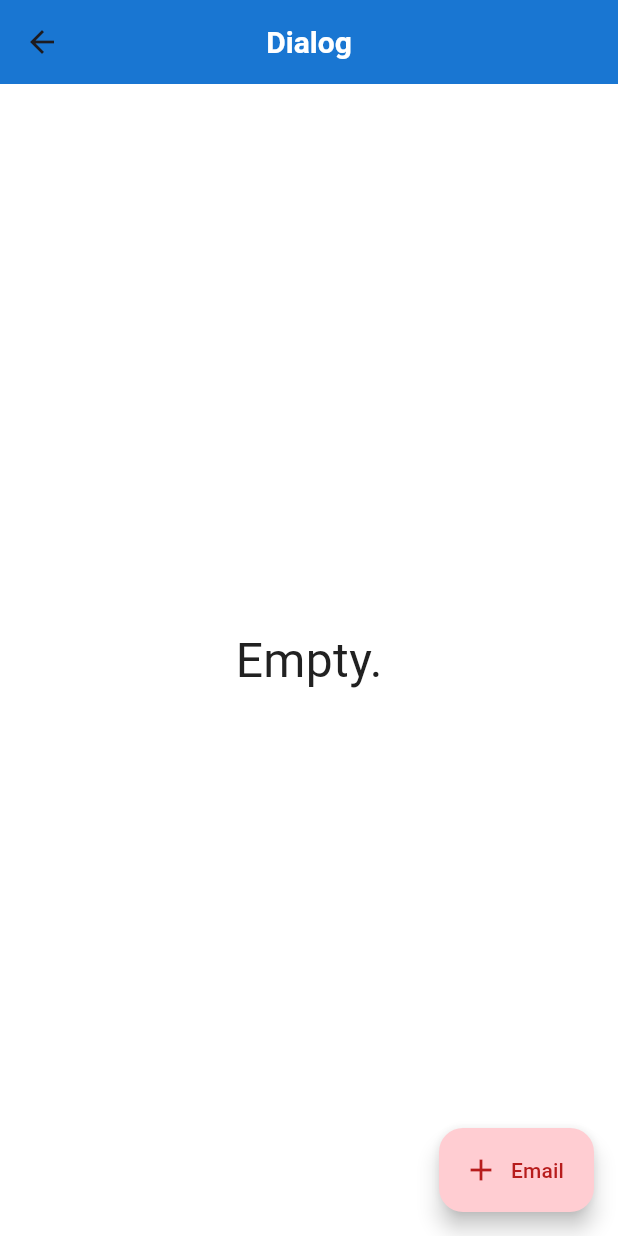
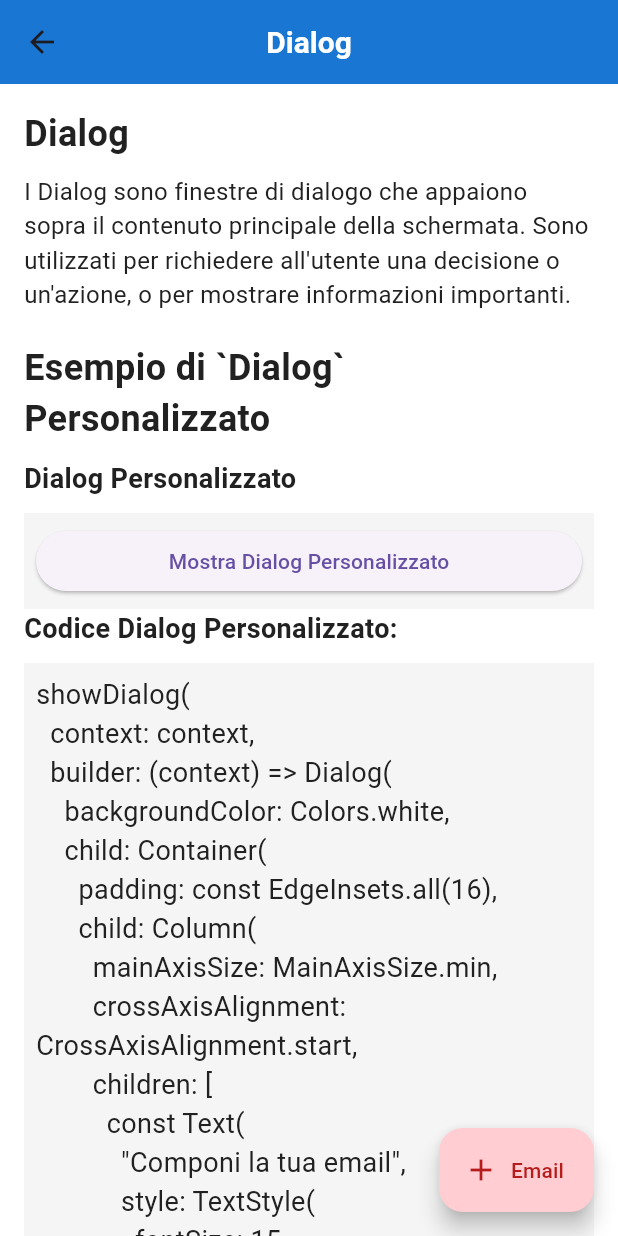
Before and after one commit to TheDollMaster98/flutter_tutorial, a Flutter app: the FlutterStartTutorial17 screen opened by its route, on a phone screen of 412 x 824 dp. Run offline on Flutter 3.47's test engine with Material 3 defaults, Android fonts, the light colour scheme and no system bars; missing offline and left inert: intro_flutter_0.

Commit message:
Aggiunto floating button tutorial 3 Aggiunto dialog completo rivisionato

```diff
--- a/lib/flutter_start/flutter_start_tutorial_17_dialog/flutter_start_tutorial_17.dart
+++ b/lib/flutter_start/flutter_start_tutorial_17_dialog/flutter_start_tutorial_17.dart
@@ -1,26 +1,19 @@
 import 'package:flutter/material.dart';
-// import 'package:flutter_tutorial/widgets/tutorial_widgets.dart';
+import 'package:flutter_tutorial/widgets/tutorial_widgets.dart';
 
 class FlutterStartTutorial17 extends StatelessWidget {
   const FlutterStartTutorial17({super.key});
 
+  // Mostra un dialogo personalizzato per l'invio di email
   void showEmailDialog(BuildContext context) {
-    // context: è dentro il metodo build, non avendolo lo passo nella funzione.
-    // builder: funzione che prende un build context
     showDialog(
       context: context,
-      // Il container non prende tutto, ma è come se fosse racchiuso in una safeArea
-      // mostrando la parte sopra e sotto
       builder: (context) => Dialog(
-        //se uso bgColor del dialog, i bordi si smussano:
         backgroundColor: Colors.white,
         child: Container(
           padding: const EdgeInsets.all(16),
           child: Column(
-            // metto axisSize per fargli prendere solo lo spazio che gli serve
-            // altezza asse y:
             mainAxisSize: MainAxisSize.min,
-            //allineo a sx:
             crossAxisAlignment: CrossAxisAlignment.start,
             children: [
               const Text(
@@ -31,8 +24,6 @@ class FlutterStartTutorial17 extends StatelessWidget {
                 ),
               ),
               const Divider(),
-              // gli sto dicendo min e max di righe su quale l'utente può scrivere
-              // che siano pari a 5, in caso scrolla giù
               const TextField(
                 minLines: 3,
                 maxLines: 5,
@@ -47,14 +38,11 @@ class FlutterStartTutorial17 extends StatelessWidget {
                 width: double.infinity,
                 child: ElevatedButton(
                   style: ButtonStyle(
-                      // Posso specificare per ogni tipologia di stato il colore corrispettivo
-                      // es. hover, focus, normale, ecc.
-                      backgroundColor:
-                          MaterialStatePropertyAll(Colors.red.shade100),
-                      // idem come su, ma per il testo:
-                      foregroundColor:
-                          MaterialStatePropertyAll(Colors.red.shade900)),
-                  // chiudo la modale:
+                    backgroundColor:
+                        MaterialStatePropertyAll(Colors.red.shade100),
+                    foregroundColor:
+                        MaterialStatePropertyAll(Colors.red.shade900),
+                  ),
                   onPressed: () => Navigator.pop(context),
                   child: const Text("Spedisci Email"),
                 ),
@@ -66,12 +54,45 @@ class FlutterStartTutorial17 extends StatelessWidget {
     );
   }
 
+  // Mostra un SimpleDialog con opzioni
+  void showSimple(BuildContext context) {
+    showDialog(
+      context: context,
+      builder: (context) => SimpleDialog(
+        title: const Text("Scegli la tipologia di email da mandare"),
+        children: [
+          SimpleDialogOption(
+            onPressed: () => Navigator.pop(context),
+            child: const Text("Singolo destinatario"),
+          ),
+          SimpleDialogOption(
+            onPressed: () => Navigator.pop(context),
+            child: const Text("Multipli destinatari"),
+          ),
+        ],
+      ),
+    );
+  }
+
+  // Mostra un AlertDialog per errori di invio email
   void showEmailError(BuildContext context) {
     showDialog(
-        context: context,
-        builder: (context) => const AlertDialog(
-              title: Text("Il servizio non è attualmente disponibile!"),
-            ));
+      context: context,
+      builder: (context) => AlertDialog(
+        title: const Text("Gmail è down"),
+        content: const Text("Il servizio non è attualmente disponibile!"),
+        actions: [
+          TextButton(
+            onPressed: () => Navigator.pop(context),
+            child: const Text("Cancella"),
+          ),
+          TextButton(
+            onPressed: () => Navigator.pop(context),
+            child: const Text("OK"),
+          ),
+        ],
+      ),
+    );
   }
 
   @override
@@ -87,15 +108,148 @@ class FlutterStartTutorial17 extends StatelessWidget {
         splashColor: Colors.red.shade200,
         icon: const Icon(Icons.add),
         label: const Text("Email"),
-        // onPressed: () => showEmailDialog(context),
-        onPressed: () => showEmailError(context),
+        onPressed: () => showSimple(context),
       ),
-      body: Center(child: body()),
+      body: Center(child: buildBody(context)),
+    );
+  }
+
+  Widget buildBody(BuildContext context) {
+    return SingleChildScrollView(
+      padding: const EdgeInsets.all(16),
+      child: Column(
+        crossAxisAlignment: CrossAxisAlignment.stretch,
+        children: <Widget>[
+          sectionTitle("Dialog"),
+          const SizedBox(height: 10),
+          explanationText(
+            "I Dialog sono finestre di dialogo che appaiono sopra il contenuto principale della schermata. "
+            "Sono utilizzati per richiedere all'utente una decisione o un'azione, o per mostrare informazioni importanti.",
+          ),
+          const SizedBox(height: 20),
+          sectionTitle("Esempio di `Dialog` Personalizzato"),
+          const SizedBox(height: 10),
+          propertyExample(
+            "Dialog Personalizzato",
+            ElevatedButton(
+              onPressed: () => showEmailDialog(context),
+              child: const Text("Mostra Dialog Personalizzato"),
+            ),
+          ),
+          propertyExample(
+            "Codice Dialog Personalizzato:",
+            const Text('''
+showDialog(
+  context: context,
+  builder: (context) => Dialog(
+    backgroundColor: Colors.white,
+    child: Container(
+      padding: const EdgeInsets.all(16),
+      child: Column(
+        mainAxisSize: MainAxisSize.min,
+        crossAxisAlignment: CrossAxisAlignment.start,
+        children: [
+          const Text(
+            "Componi la tua email",
+            style: TextStyle(
+              fontSize: 15,
+              fontWeight: FontWeight.bold,
+            ),
+          ),
+          const Divider(),
+          const TextField(
+            minLines: 3,
+            maxLines: 5,
+            decoration: InputDecoration(
+              hintText: "Il tuo messaggio",
+              hintStyle: TextStyle(color: Colors.grey),
+              border: InputBorder.none,
+            ),
+          ),
+          const Divider(),
+          SizedBox(
+            width: double.infinity,
+            child: ElevatedButton(
+              style: ButtonStyle(
+                backgroundColor: MaterialStatePropertyAll(Colors.red.shade100),
+                foregroundColor: MaterialStatePropertyAll(Colors.red.shade900),
+              ),
+              onPressed: () => Navigator.pop(context),
+              child: const Text("Spedisci Email"),
+            ),
+          )
+        ],
+      ),
+    ),
+  ),
+);
+'''),
+          ),
+          const SizedBox(height: 20),
+          sectionTitle("Esempio di `SimpleDialog`"),
+          const SizedBox(height: 10),
+          propertyExample(
+            "SimpleDialog",
+            ElevatedButton(
+              onPressed: () => showSimple(context),
+              child: const Text("Mostra SimpleDialog"),
+            ),
+          ),
+          propertyExample(
+            "Codice SimpleDialog:",
+            const Text('''
+showDialog(
+  context: context,
+  builder: (context) => SimpleDialog(
+    title: const Text("Scegli la tipologia di email da mandare"),
+    children: [
+      SimpleDialogOption(
+        onPressed: () => Navigator.pop(context),
+        child: const Text("Singolo destinatario"),
+      ),
+      SimpleDialogOption(
+        onPressed: () => Navigator.pop(context),
+        child: const Text("Multipli destinatari"),
+      ),
+    ],
+  ),
+);
+'''),
+          ),
+          const SizedBox(height: 20),
+          sectionTitle("Esempio di `AlertDialog`"),
+          const SizedBox(height: 10),
+          propertyExample(
+            "AlertDialog",
+            ElevatedButton(
+              onPressed: () => showEmailError(context),
+              child: const Text("Mostra AlertDialog"),
+            ),
+          ),
+          propertyExample(
+            "Codice AlertDialog:",
+            const Text('''
+showDialog(
+  context: context,
+  builder: (context) => AlertDialog(
+    title: const Text("Gmail è down"),
+    content: const Text("Il servizio non è attualmente disponibile!"),
+    actions: [
+      TextButton(
+        onPressed: () => Navigator.pop(context),
+        child: const Text("Cancella"),
+      ),
+      TextButton(
+        onPressed: () => Navigator.pop(context),
+        child: const Text("OK"),
+      ),
+    ],
+  ),
+);
+'''),
+          ),
+        ],
+      ),
     );
   }
 }
-
-Widget body() => const Text(
-      "Empty.",
-      style: TextStyle(fontSize: 32),
-    );
--- a/lib/flutter_start/flutter_start_tutorial_3_buttons/flutter_start_tutorial_3.dart
+++ b/lib/flutter_start/flutter_start_tutorial_3_buttons/flutter_start_tutorial_3.dart
@@ -13,7 +13,6 @@ class FlutterStartTutorial3State extends State<FlutterStartTutorial3> {
 
   // Questo è un metodo che viene chiamato quando il pulsante viene premuto.
   void onButtonPressed() {
-    print("Pressed");
     setState(() {
       _isTapped = !_isTapped;
     });
@@ -185,6 +184,7 @@ InkWell(
             propertyExample(
               "FloatingActionButton",
               FloatingActionButton(
+                heroTag: "floatingButton1", // Tag univoco
                 onPressed: onButtonPressed,
                 child: const Icon(Icons.add),
               ),
@@ -194,6 +194,7 @@ InkWell(
               "Codice FloatingActionButton:",
               const Text('''
 FloatingActionButton(
+  heroTag: "floatingButton1",
   onPressed: onButtonPressed,
   child: const Icon(Icons.add),
 ),'''),
@@ -210,6 +211,7 @@ FloatingActionButton(
             propertyExample(
               "FloatingActionButton.extended",
               FloatingActionButton.extended(
+                heroTag: "floatingButton2", // Tag univoco
                 backgroundColor: Colors.red.shade100,
                 foregroundColor: Colors.red.shade900,
                 splashColor: Colors.red.shade200,
@@ -222,29 +224,22 @@ FloatingActionButton(
             propertyExample(
               "Codice FloatingActionButton.extended:",
               const Text('''
- return Scaffold(
-      appBar: AppBar(
-        title: Text("FAB"),
-        centerTitle: true,
-      ),
-      body: Center(
-        child: Text("Empty."),
-      ),
-      floatingActionButton: FloatingActionButton.extended(
-        backgroundColor: Colors.red.shade100,
-        foregroundColor: Colors.red.shade900,
-        splashColor: Colors.red.shade200,
-        icon: Icon(Icons.add),
-        label: Text("Email"),
-        onPressed: () {},
-      ),
-    );'''),
+FloatingActionButton.extended(
+  heroTag: "floatingButton2", // Tag univoco per evitare conflitti con altri FloatingActionButton
+  backgroundColor: Colors.red.shade100,
+  foregroundColor: Colors.red.shade900,
+  splashColor: Colors.red.shade200,
+  icon: const Icon(Icons.add),
+  label: const Text("Email"),
+  onPressed: onButtonPressed,
+),'''),
             ),
           ],
         ),
       ),
       // Posizionamento del FloatingActionButton
       floatingActionButton: FloatingActionButton.extended(
+        heroTag: "floatingButton3", // Tag univoco
         backgroundColor: Colors.red.shade100,
         foregroundColor: Colors.red.shade900,
         splashColor: Colors.red.shade200,
```
